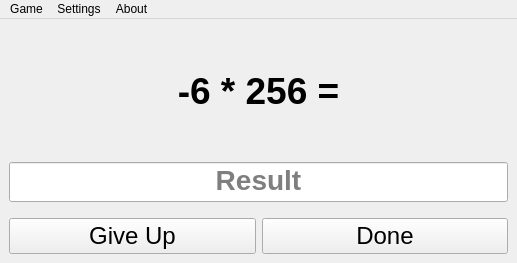
First picture: the form in mainwindow.ui, repository Ichigo002/MathTestsApp, before the edit.
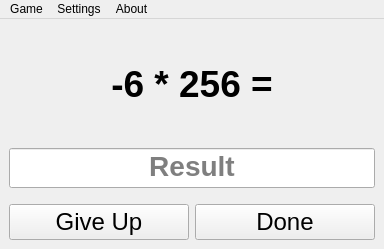
Second picture: the form after the edit.

Commit message: Repair errors

```diff
--- a/mainwindow.ui
+++ b/mainwindow.ui
@@ -6,8 +6,8 @@
    <rect>
     <x>0</x>
     <y>0</y>
-    <width>517</width>
-    <height>263</height>
+    <width>384</width>
+    <height>249</height>
    </rect>
   </property>
   <property name="windowTitle">
@@ -101,7 +101,7 @@
     <rect>
      <x>0</x>
      <y>0</y>
-     <width>517</width>
+     <width>384</width>
      <height>21</height>
     </rect>
    </property>
```
The commit also changes 2 other files.
